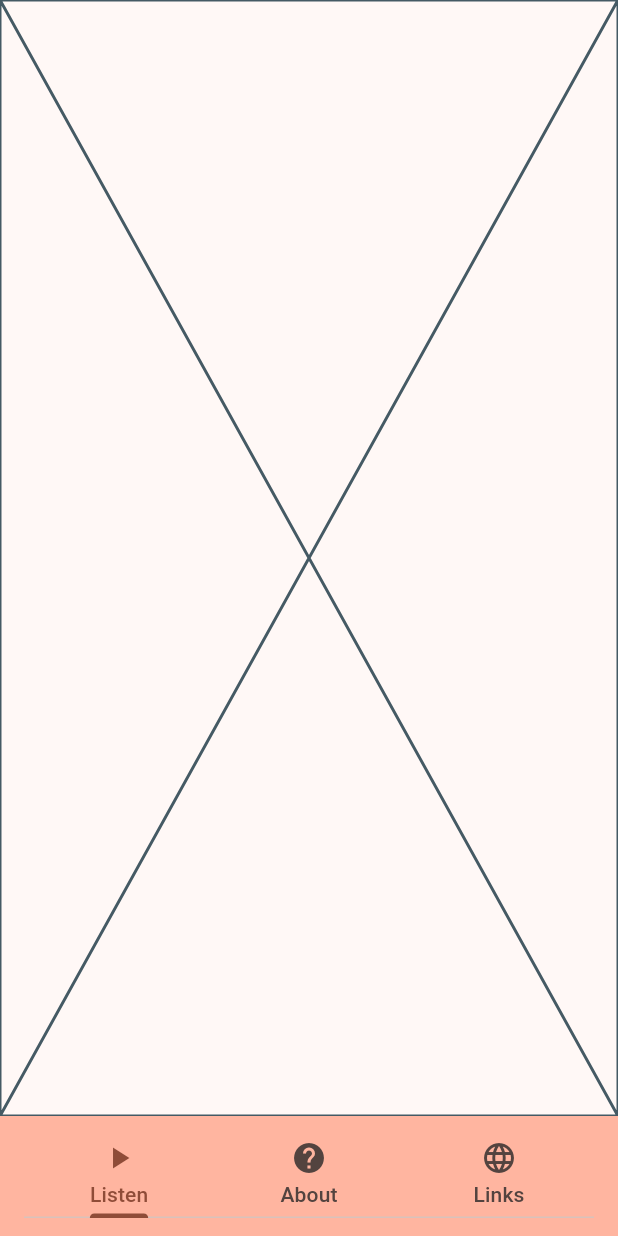
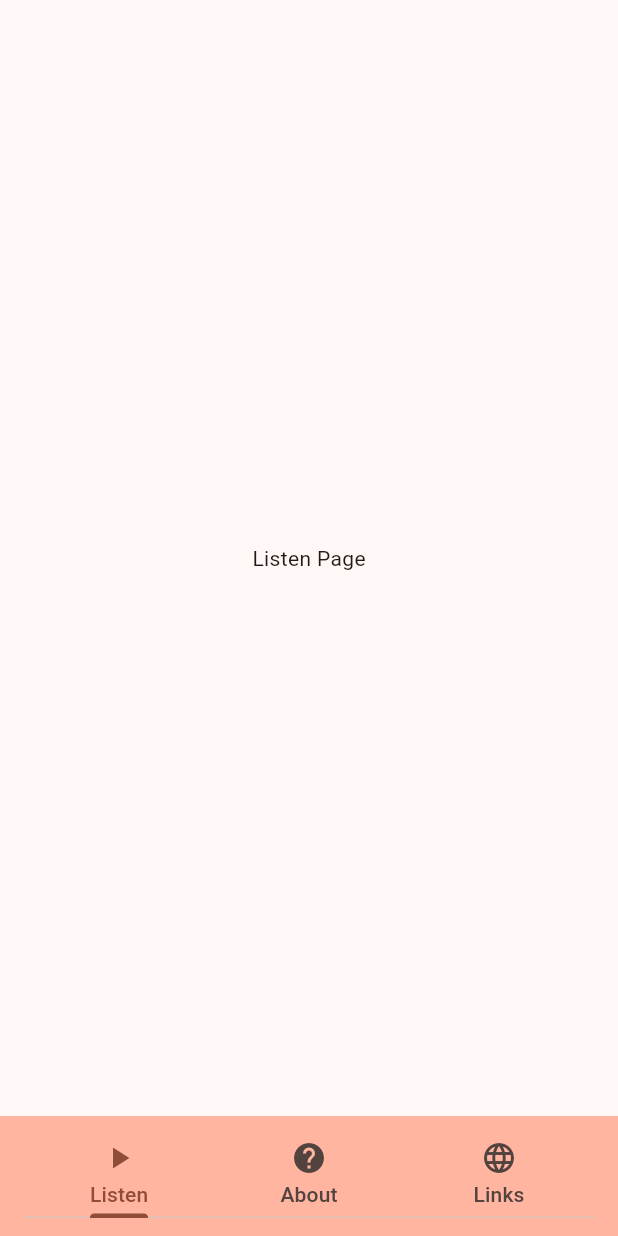
Before and after one commit to YthingLLC/ything_radio, a Flutter app: the screen it shows after launch, on a phone screen of 412 x 824 dp. Run offline on Flutter 3.47's test engine with Material 3 defaults, Android fonts, the phone set to English and light mode, and no system bars.

Commit message:
changed placeholders to text

```diff
--- a/lib/About.dart
+++ b/lib/About.dart
@@ -5,6 +5,8 @@ class About extends StatelessWidget {
 
   @override
   Widget build(BuildContext context) {
-    return const Placeholder();
+    return const Center(
+      child: Text("About Page"),
+    );
   }
 }
--- a/lib/Links.dart
+++ b/lib/Links.dart
@@ -5,6 +5,8 @@ class Links extends StatelessWidget {
 
   @override
   Widget build(BuildContext context) {
-    return const Placeholder();
+    return const Center(
+      child: Text("Links Page"),
+    );
   }
 }
--- a/lib/Listen.dart
+++ b/lib/Listen.dart
@@ -5,6 +5,8 @@ class Listen extends StatelessWidget {
 
   @override
   Widget build(BuildContext context) {
-    return const Placeholder();
+    return const Center(
+      child: Text("Listen Page"),
+    );
   }
 }
```
